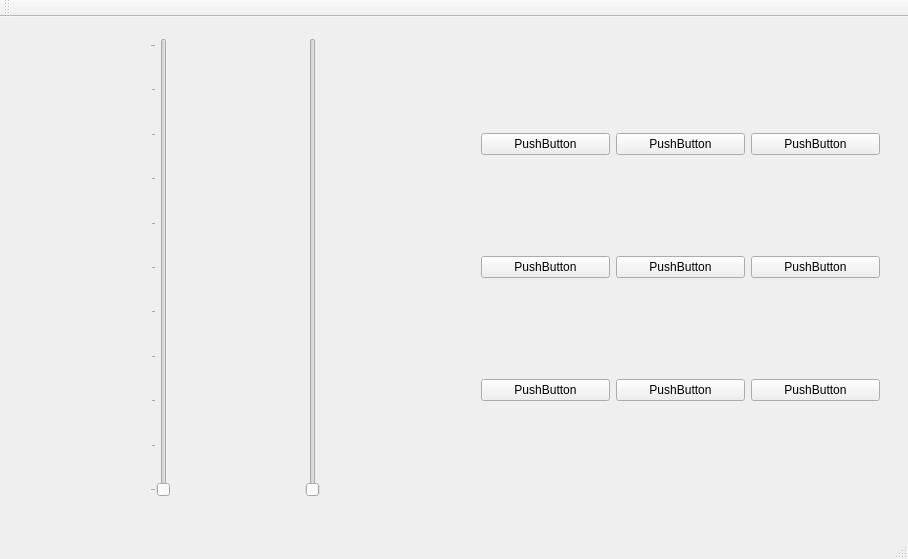
Old version of the form elevatormanager.ui in the repository folfix/elevator-manager.
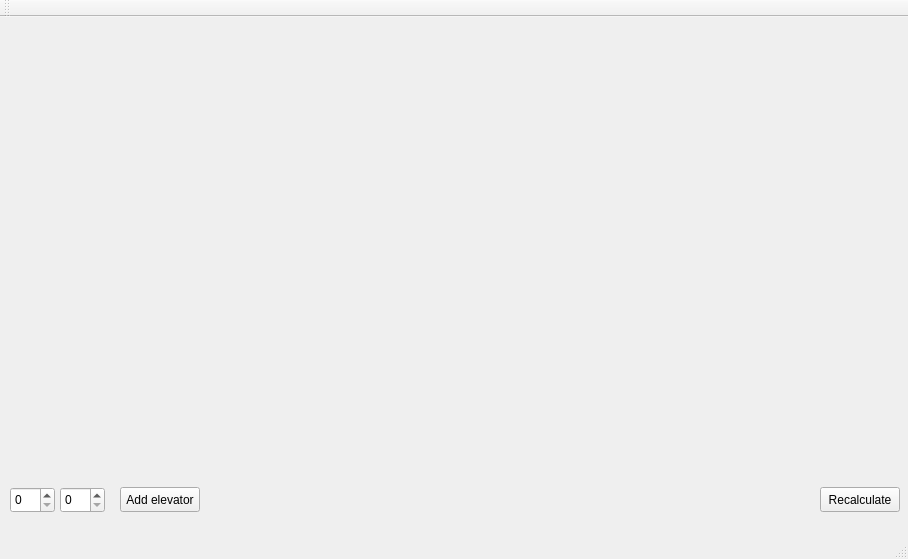
New version of the form.

Commit message: Buttons generation

```diff
--- a/elevatormanager.ui
+++ b/elevatormanager.ui
@@ -20,130 +20,67 @@
       <x>10</x>
       <y>10</y>
       <width>451</width>
-      <height>481</height>
+      <height>451</height>
      </rect>
     </property>
-    <layout class="QHBoxLayout" name="horizontalLayout">
-     <item>
-      <widget class="QSlider" name="elevator0">
-       <property name="enabled">
-        <bool>true</bool>
-       </property>
-       <property name="maximum">
-        <number>10</number>
-       </property>
-       <property name="orientation">
-        <enum>Qt::Vertical</enum>
-       </property>
-       <property name="invertedAppearance">
-        <bool>false</bool>
-       </property>
-       <property name="invertedControls">
-        <bool>false</bool>
-       </property>
-       <property name="tickPosition">
-        <enum>QSlider::TicksAbove</enum>
-       </property>
-       <property name="tickInterval">
-        <number>1</number>
-       </property>
-      </widget>
-     </item>
-     <item>
-      <widget class="QSlider" name="elevator1">
-       <property name="orientation">
-        <enum>Qt::Vertical</enum>
-       </property>
-      </widget>
-     </item>
-    </layout>
+    <layout class="QHBoxLayout" name="elevatorsView"/>
    </widget>
    <widget class="QWidget" name="verticalLayoutWidget">
     <property name="geometry">
      <rect>
       <x>470</x>
       <y>10</y>
-      <width>421</width>
-      <height>481</height>
+      <width>431</width>
+      <height>451</height>
      </rect>
     </property>
-    <layout class="QVBoxLayout" name="verticalLayout">
-     <item>
-      <layout class="QHBoxLayout" name="horizontalLayout_7">
-       <item>
-        <widget class="QPushButton" name="asd">
-         <property name="text">
-          <string>PushButton</string>
-         </property>
-        </widget>
-       </item>
-       <item>
-        <widget class="QPushButton" name="pushButton_17">
-         <property name="text">
-          <string>PushButton</string>
-         </property>
-        </widget>
-       </item>
-       <item>
-        <widget class="QPushButton" name="pushButton_16">
-         <property name="text">
-          <string>PushButton</string>
-         </property>
-        </widget>
-       </item>
-      </layout>
-     </item>
-     <item>
-      <layout class="QHBoxLayout" name="horizontalLayout_2">
-       <item>
-        <widget class="QPushButton" name="pushButton_6">
-         <property name="text">
-          <string>PushButton</string>
-         </property>
-        </widget>
-       </item>
-       <item>
-        <widget class="QPushButton" name="pushButton_2">
-         <property name="text">
-          <string>PushButton</string>
-         </property>
-        </widget>
-       </item>
-       <item>
-        <widget class="QPushButton" name="pushButton">
-         <property name="text">
-          <string>PushButton</string>
-         </property>
-        </widget>
-       </item>
-      </layout>
-     </item>
-     <item>
-      <layout class="QHBoxLayout" name="horizontalLayout_3">
-       <item>
-        <widget class="QPushButton" name="pushButton_4">
-         <property name="text">
-          <string>PushButton</string>
-         </property>
-        </widget>
-       </item>
-       <item>
-        <widget class="QPushButton" name="pushButton_5">
-         <property name="text">
-          <string>PushButton</string>
-         </property>
-        </widget>
-       </item>
-       <item>
-        <widget class="QPushButton" name="pushButton_3">
-         <property name="text">
-          <string>PushButton</string>
-         </property>
-        </widget>
-       </item>
-      </layout>
-     </item>
-    </layout>
+    <layout class="QVBoxLayout" name="buttonsView"/>
+   </widget>
+   <widget class="QPushButton" name="recalculateFloors">
+    <property name="geometry">
+     <rect>
+      <x>820</x>
+      <y>470</y>
+      <width>80</width>
+      <height>25</height>
+     </rect>
+    </property>
+    <property name="text">
+     <string>Recalculate</string>
+    </property>
+   </widget>
+   <widget class="QSpinBox" name="minFloorInput">
+    <property name="geometry">
+     <rect>
+      <x>10</x>
+      <y>470</y>
+      <width>45</width>
+      <height>26</height>
+     </rect>
+    </property>
+   </widget>
+   <widget class="QSpinBox" name="maxFloorInput">
+    <property name="geometry">
+     <rect>
+      <x>60</x>
+      <y>470</y>
+      <width>45</width>
+      <height>26</height>
+     </rect>
+    </property>
+   </widget>
+   <widget class="QPushButton" name="addElevatorButton">
+    <property name="geometry">
+     <rect>
+      <x>120</x>
+      <y>470</y>
+      <width>80</width>
+      <height>25</height>
+     </rect>
+    </property>
+    <property name="text">
+     <string>Add elevator</string>
+    </property>
    </widget>
   </widget>
   <widget class="QMenuBar" name="menuBar">
```
The commit also changes 4 other files.
